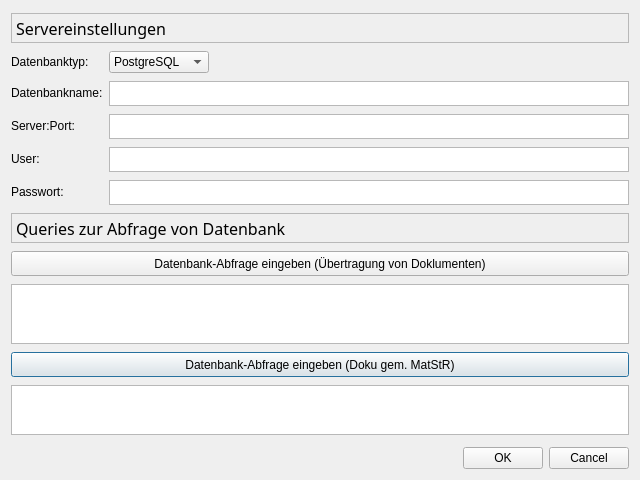
This is src/ui/settingsConnectionWindow.ui in creativeSloth/SUN_Article_Fetcher as Qt 5 draws it before an edit. The edited form follows.
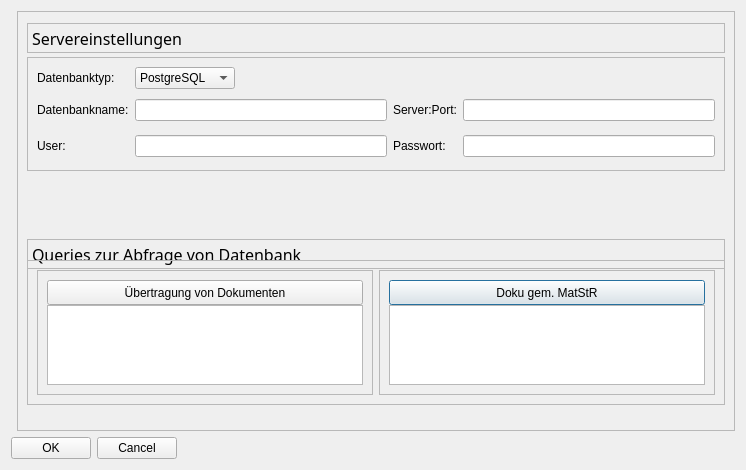
This is the edited form.

Commit message: changed ui: using menu-system --> refactored directory/path-system totally, added qss-file, added blind password input

Patch:
```diff
--- a/src/ui/settingsConnectionWindow.ui
+++ b/src/ui/settingsConnectionWindow.ui
@@ -6,17 +6,32 @@
    <rect>
     <x>0</x>
     <y>0</y>
-    <width>640</width>
-    <height>480</height>
+    <width>746</width>
+    <height>470</height>
    </rect>
   </property>
+  <property name="sizePolicy">
+   <sizepolicy hsizetype="MinimumExpanding" vsizetype="MinimumExpanding">
+    <horstretch>0</horstretch>
+    <verstretch>0</verstretch>
+   </sizepolicy>
+  </property>
   <property name="windowTitle">
    <string>Dialog</string>
   </property>
   <layout class="QVBoxLayout" name="verticalLayout">
    <item>
     <layout class="QFormLayout" name="formLayout">
-     <item row="1" column="0" colspan="2">
+     <item row="0" column="1">
+      <widget class="QFrame" name="frame">
+       <property name="frameShape">
+        <enum>QFrame::StyledPanel</enum>
+       </property>
+       <property name="frameShadow">
+        <enum>QFrame::Raised</enum>
+       </property>
+       <layout class="QVBoxLayout" name="verticalLayout_4">
+        <item>
       <widget class="QLabel" name="server_settings_headline_label">
        <property name="sizePolicy">
         <sizepolicy hsizetype="Expanding" vsizetype="Expanding">
@@ -64,15 +79,150 @@
        </property>
       </widget>
      </item>
-     <item row="2" column="0">
+        <item alignment="Qt::AlignTop">
+         <widget class="QFrame" name="frame_2">
+          <property name="frameShape">
+           <enum>QFrame::StyledPanel</enum>
+          </property>
+          <property name="frameShadow">
+           <enum>QFrame::Raised</enum>
+          </property>
+          <layout class="QGridLayout" name="gridLayout">
+           <item row="3" column="0" alignment="Qt::AlignLeft">
+            <widget class="QLabel" name="user_label">
+             <property name="sizePolicy">
+              <sizepolicy hsizetype="MinimumExpanding" vsizetype="MinimumExpanding">
+               <horstretch>0</horstretch>
+               <verstretch>0</verstretch>
+              </sizepolicy>
+             </property>
+             <property name="minimumSize">
+              <size>
+               <width>0</width>
+               <height>30</height>
+              </size>
+             </property>
+             <property name="maximumSize">
+              <size>
+               <width>16777215</width>
+               <height>30</height>
+              </size>
+             </property>
+             <property name="text">
+              <string>User:</string>
+             </property>
+            </widget>
+           </item>
+           <item row="0" column="0">
       <widget class="QLabel" name="label">
        <property name="text">
         <string>Datenbanktyp:</string>
        </property>
       </widget>
      </item>
-     <item row="2" column="1">
+           <item row="1" column="0" alignment="Qt::AlignLeft">
+            <widget class="QLabel" name="db_name_label">
+             <property name="sizePolicy">
+              <sizepolicy hsizetype="MinimumExpanding" vsizetype="MinimumExpanding">
+               <horstretch>0</horstretch>
+               <verstretch>0</verstretch>
+              </sizepolicy>
+             </property>
+             <property name="minimumSize">
+              <size>
+               <width>0</width>
+               <height>30</height>
+              </size>
+             </property>
+             <property name="maximumSize">
+              <size>
+               <width>16777215</width>
+               <height>30</height>
+              </size>
+             </property>
+             <property name="text">
+              <string>Datenbankname:</string>
+             </property>
+            </widget>
+           </item>
+           <item row="3" column="4">
+            <widget class="QLineEdit" name="pw">
+             <property name="echoMode">
+              <enum>QLineEdit::Password</enum>
+             </property>
+            </widget>
+           </item>
+           <item row="1" column="4">
+            <widget class="QLineEdit" name="db_server"/>
+           </item>
+           <item row="3" column="3" alignment="Qt::AlignLeft">
+            <widget class="QLabel" name="pw_label">
+             <property name="sizePolicy">
+              <sizepolicy hsizetype="MinimumExpanding" vsizetype="MinimumExpanding">
+               <horstretch>0</horstretch>
+               <verstretch>0</verstretch>
+              </sizepolicy>
+             </property>
+             <property name="minimumSize">
+              <size>
+               <width>0</width>
+               <height>30</height>
+              </size>
+             </property>
+             <property name="maximumSize">
+              <size>
+               <width>16777215</width>
+               <height>30</height>
+              </size>
+             </property>
+             <property name="text">
+              <string>Passwort:</string>
+             </property>
+            </widget>
+           </item>
+           <item row="3" column="2">
+            <widget class="QLineEdit" name="user"/>
+           </item>
+           <item row="1" column="2">
+            <widget class="QLineEdit" name="db_name">
+             <property name="text">
+              <string/>
+             </property>
+            </widget>
+           </item>
+           <item row="1" column="3" alignment="Qt::AlignLeft">
+            <widget class="QLabel" name="db_server_label">
+             <property name="sizePolicy">
+              <sizepolicy hsizetype="MinimumExpanding" vsizetype="MinimumExpanding">
+               <horstretch>0</horstretch>
+               <verstretch>0</verstretch>
+              </sizepolicy>
+             </property>
+             <property name="minimumSize">
+              <size>
+               <width>0</width>
+               <height>30</height>
+              </size>
+             </property>
+             <property name="maximumSize">
+              <size>
+               <width>16777215</width>
+               <height>30</height>
+              </size>
+             </property>
+             <property name="text">
+              <string>Server:Port:</string>
+             </property>
+            </widget>
+           </item>
+           <item row="0" column="2">
       <widget class="QComboBox" name="db_type">
+             <property name="sizePolicy">
+              <sizepolicy hsizetype="Expanding" vsizetype="Expanding">
+               <horstretch>0</horstretch>
+               <verstretch>0</verstretch>
+              </sizepolicy>
+             </property>
        <property name="maximumSize">
         <size>
          <width>100</width>
@@ -97,75 +247,10 @@
        </item>
       </widget>
      </item>
-     <item row="3" column="0">
-      <widget class="QLabel" name="db_name_label">
-       <property name="text">
-        <string>Datenbankname:</string>
-       </property>
-      </widget>
-     </item>
-     <item row="3" column="1">
-      <widget class="QPlainTextEdit" name="db_name">
-       <property name="maximumSize">
-        <size>
-         <width>16777215</width>
-         <height>25</height>
-        </size>
-       </property>
-      </widget>
-     </item>
-     <item row="4" column="0">
-      <widget class="QLabel" name="db_server_label">
-       <property name="text">
-        <string>Server:Port:</string>
-       </property>
-      </widget>
-     </item>
-     <item row="4" column="1">
-      <widget class="QPlainTextEdit" name="db_server">
-       <property name="maximumSize">
-        <size>
-         <width>16777215</width>
-         <height>25</height>
-        </size>
-       </property>
-      </widget>
-     </item>
-     <item row="5" column="0">
-      <widget class="QLabel" name="user_label">
-       <property name="text">
-        <string>User:</string>
-       </property>
-      </widget>
-     </item>
-     <item row="5" column="1">
-      <widget class="QPlainTextEdit" name="user">
-       <property name="maximumSize">
-        <size>
-         <width>16777215</width>
-         <height>25</height>
-        </size>
-       </property>
-      </widget>
-     </item>
-     <item row="6" column="0">
-      <widget class="QLabel" name="pw_label">
-       <property name="text">
-        <string>Passwort:</string>
-       </property>
-      </widget>
-     </item>
-     <item row="6" column="1">
-      <widget class="QPlainTextEdit" name="pw">
-       <property name="maximumSize">
-        <size>
-         <width>16777215</width>
-         <height>25</height>
-        </size>
-       </property>
-      </widget>
-     </item>
-     <item row="7" column="0" colspan="2">
+          </layout>
+         </widget>
+        </item>
+        <item>
       <widget class="QLabel" name="server_settings_headline_label_2">
        <property name="sizePolicy">
         <sizepolicy hsizetype="Expanding" vsizetype="Expanding">
@@ -213,43 +298,64 @@
        </property>
       </widget>
      </item>
-     <item row="8" column="0" colspan="2">
+        <item alignment="Qt::AlignTop">
+         <widget class="QFrame" name="frame_5">
+          <property name="frameShape">
+           <enum>QFrame::StyledPanel</enum>
+          </property>
+          <property name="frameShadow">
+           <enum>QFrame::Raised</enum>
+          </property>
+          <layout class="QHBoxLayout" name="horizontalLayout">
+           <item alignment="Qt::AlignTop">
+            <widget class="QFrame" name="frame_3">
+             <property name="frameShape">
+              <enum>QFrame::StyledPanel</enum>
+             </property>
+             <property name="frameShadow">
+              <enum>QFrame::Raised</enum>
+             </property>
+             <layout class="QVBoxLayout" name="verticalLayout_3">
+              <property name="spacing">
+               <number>0</number>
+              </property>
+              <item>
       <widget class="QPushButton" name="sql_query_btn">
        <property name="minimumSize">
         <size>
-         <width>0</width>
+                  <width>300</width>
          <height>25</height>
         </size>
        </property>
        <property name="text">
-        <string>Datenbank-Abfrage eingeben (Übertragung von Doklumenten)</string>
+                 <string>Übertragung von Dokumenten</string>
        </property>
        <property name="default">
         <bool>true</bool>
        </property>
       </widget>
      </item>
-     <item row="9" column="0" colspan="2">
+              <item>
       <widget class="QPlainTextEdit" name="query_input">
        <property name="enabled">
         <bool>true</bool>
        </property>
        <property name="sizePolicy">
-        <sizepolicy hsizetype="Expanding" vsizetype="Minimum">
+                 <sizepolicy hsizetype="Expanding" vsizetype="Expanding">
          <horstretch>0</horstretch>
          <verstretch>0</verstretch>
         </sizepolicy>
        </property>
        <property name="minimumSize">
         <size>
-         <width>0</width>
+                  <width>300</width>
          <height>10</height>
         </size>
        </property>
        <property name="maximumSize">
         <size>
          <width>16777215</width>
-         <height>60</height>
+                  <height>80</height>
         </size>
        </property>
        <property name="sizeIncrement">
@@ -278,37 +384,52 @@
        </property>
       </widget>
      </item>
-     <item row="10" column="0" colspan="2">
+             </layout>
+            </widget>
+           </item>
+           <item alignment="Qt::AlignTop">
+            <widget class="QFrame" name="frame_4">
+             <property name="frameShape">
+              <enum>QFrame::StyledPanel</enum>
+             </property>
+             <property name="frameShadow">
+              <enum>QFrame::Raised</enum>
+             </property>
+             <layout class="QVBoxLayout" name="verticalLayout_2">
+              <property name="spacing">
+               <number>0</number>
+              </property>
+              <item>
       <widget class="QPushButton" name="sql_query_2_btn">
        <property name="minimumSize">
         <size>
-         <width>0</width>
+                  <width>300</width>
          <height>25</height>
         </size>
        </property>
        <property name="text">
-        <string>Datenbank-Abfrage eingeben (Doku gem. MatStR)</string>
+                 <string>Doku gem. MatStR</string>
        </property>
        <property name="default">
         <bool>true</bool>
        </property>
       </widget>
      </item>
-     <item row="11" column="0" colspan="2">
+              <item>
       <widget class="QPlainTextEdit" name="query_2_input">
        <property name="enabled">
         <bool>true</bool>
        </property>
        <property name="minimumSize">
         <size>
-         <width>0</width>
+                  <width>300</width>
          <height>40</height>
         </size>
        </property>
        <property name="maximumSize">
         <size>
          <width>16777215</width>
-         <height>50</height>
+                  <height>80</height>
         </size>
        </property>
        <property name="sizeIncrement">
@@ -338,8 +459,17 @@
       </widget>
      </item>
     </layout>
-   </item>
-   <item>
+            </widget>
+           </item>
+          </layout>
+         </widget>
+        </item>
+       </layout>
+      </widget>
+     </item>
+    </layout>
+   </item>
+   <item alignment="Qt::AlignLeft">
     <widget class="QDialogButtonBox" name="buttonBox">
      <property name="orientation">
       <enum>Qt::Horizontal</enum>
```
Lines whose indentation alone changed are shown as unchanged. The commit also changes 15 other files.
